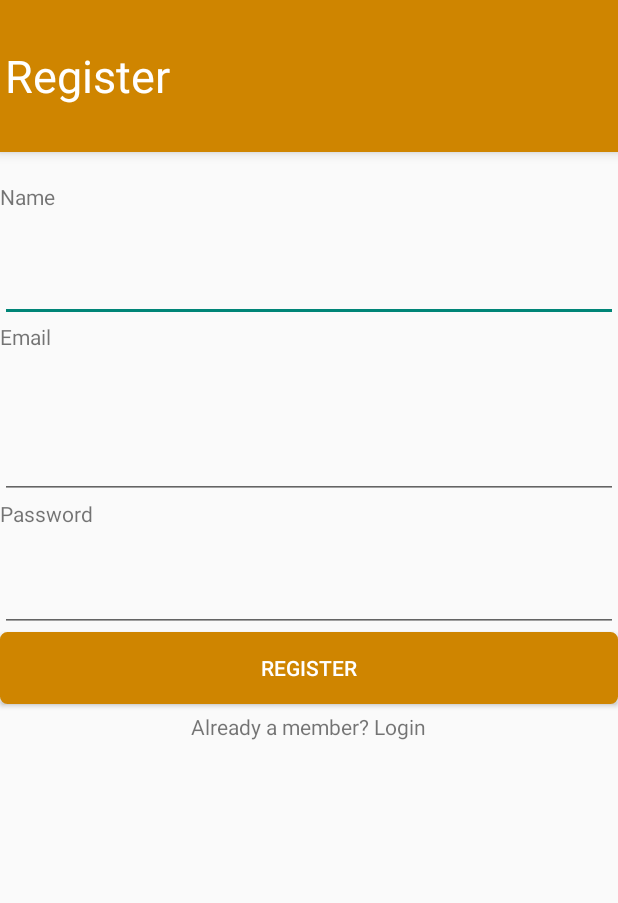
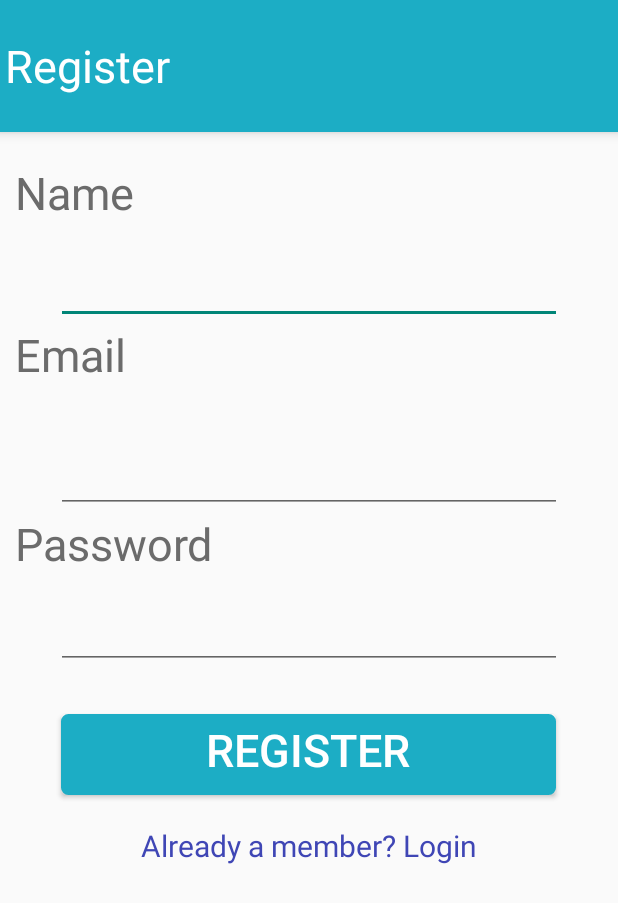
Before and after one commit to Pop-Circle/Personal-Assistant, an Android app: the Register screen opened directly, with no data from a screen before it, on a phone screen of 412 x 824 dp. Shown: the top 903 px of the screen. Run offline under Robolectric (Android 15) with nearby library versions, the phone set to English and light mode, and no system bars.

Commit message:
update Design

```diff
--- a/PersonalAssistant/app/src/main/res/drawable/custom_button.xml
+++ b/PersonalAssistant/app/src/main/res/drawable/custom_button.xml
@@ -5,12 +5,12 @@
     <item android:state_pressed="true" >
         <shape>
             <gradient
-                android:startColor="#cf8500"
-                android:endColor="#cf8500"
+                android:startColor="#1cadc5"
+                android:endColor="#1cadc5"
                 android:angle="270" />
             <stroke
                 android:width="3dp"
-                android:color="#cf8500" />
+                android:color="#1cadc5" />
             <corners
                 android:radius="3dp" />
             <padding
@@ -24,12 +24,12 @@
     <item android:state_focused="true" >
         <shape>
             <gradient
-                android:endColor="#cfa11c"
-                android:startColor="#cfa11c"
+                android:endColor="#1cadc5"
+                android:startColor="#1cadc5"
                 android:angle="270" />
             <stroke
                 android:width="3dp"
-                android:color="#cfa11c" />
+                android:color="#1cadc5" />
             <corners
                 android:radius="3dp" />
             <padding
@@ -43,12 +43,12 @@
     <item>
         <shape>
             <gradient
-                android:endColor="#cf8500"
-                android:startColor="#cf8500"
+                android:endColor="#1cadc5"
+                android:startColor="#1cadc5"
                 android:angle="270" />
             <stroke
                 android:width="3dp"
-                android:color="#cf8500" />
+                android:color="#1cadc5" />
             <corners
                 android:radius="3dp" />
             <padding
--- a/PersonalAssistant/app/src/main/res/layout/activity_edit_events.xml
+++ b/PersonalAssistant/app/src/main/res/layout/activity_edit_events.xml
@@ -75,7 +75,7 @@
                     android:textAppearance="?android:attr/textAppearanceMedium"
                     android:text="Event name:"
                     android:id="@+id/eventNameLabel"
-                    android:textColor="#010101"
+                    android:textColor="#6b6b6b"
                     android:paddingRight="20dp" />
 
                 <EditText
@@ -101,7 +101,7 @@
                     android:textAppearance="?android:attr/textAppearanceMedium"
                     android:text="Description:"
                     android:id="@+id/descriptionLabel"
-                    android:textColor="#010101"
+                    android:textColor="#6b6b6b"
                     android:paddingRight="20dp" />
 
 
@@ -132,7 +132,7 @@
                         android:textAppearance="?android:attr/textAppearanceMedium"
                         android:text="Reminder:"
                         android:id="@+id/reminderLabel"
-                        android:textColor="#010101"
+                        android:textColor="#6b6b6b"
                         android:paddingRight="20dp" />
 
                     <CheckBox
--- a/PersonalAssistant/app/src/main/res/layout/activity_register.xml
+++ b/PersonalAssistant/app/src/main/res/layout/activity_register.xml
@@ -9,7 +9,7 @@
         android:orientation="horizontal"
         android:layout_width="fill_parent"
         android:layout_height="48dp"
-        android:background="#cf8500"
+        android:background="#1cadc5"
         android:layout_alignParentRight="true"
         android:layout_alignParentEnd="true"
         android:gravity="center_vertical"
@@ -27,42 +27,53 @@
         android:layout_marginTop="20dp"
         android:text="Name"
         android:id="@+id/textName"
-        android:layout_weight="0.02" />
+        android:layout_weight="0.02"
+        android:textSize="30dp"
+        android:textColor="#6b6b6b"
+        android:paddingLeft="10dp" />
 
     <EditText
-        android:layout_width="match_parent"
+        android:layout_width="337dp"
         android:layout_height="wrap_content"
         android:inputType="textPersonName"
         android:ems="10"
         android:id="@+id/editName"
         android:layout_weight="0.04"
         android:focusable="true"
-        android:focusableInTouchMode="true" />
+        android:focusableInTouchMode="true"
+        android:layout_gravity="center_horizontal" />
 
     <TextView
         android:layout_width="wrap_content"
         android:layout_height="wrap_content"
         android:text="Email"
-        android:id="@+id/textView2" />
+        android:id="@+id/textView2"
+        android:textSize="30dp"
+        android:textColor="#6b6b6b"
+        android:paddingLeft="10dp" />
 
     <EditText
-        android:layout_width="match_parent"
+        android:layout_width="337dp"
         android:layout_height="wrap_content"
         android:inputType="textPersonName"
         android:ems="10"
         android:id="@+id/editEmail"
         android:layout_weight="0.11"
         android:focusable="true"
-        android:focusableInTouchMode="true" />
+        android:focusableInTouchMode="true"
+        android:layout_gravity="center_horizontal" />
 
     <TextView
         android:layout_width="wrap_content"
         android:layout_height="wrap_content"
         android:text="Password"
-        android:id="@+id/textPass" />
+        android:id="@+id/textPass"
+        android:textSize="30dp"
+        android:textColor="#6b6b6b"
+        android:paddingLeft="10dp" />
 
     <EditText
-        android:layout_width="match_parent"
+        android:layout_width="337dp"
         android:layout_height="wrap_content"
         android:ems="10"
         android:id="@+id/editPass"
@@ -74,16 +85,21 @@
         android:password="true"/>
 
     <Button
-        android:layout_width="match_parent"
+        android:layout_width="330dp"
         android:layout_height="wrap_content"
         android:text="Register"
         android:id="@+id/buttReg"
         android:layout_gravity="center_horizontal"
         android:background="@drawable/custom_button"
-        android:textColor="#ffffff"/>
+        android:textColor="#ffffff"
+        android:layout_marginTop="30dp"
+        android:textSize="30dp"
+        android:paddingTop="3dp"
+        android:elegantTextHeight="false"
+        android:elevation="15dp" />
 
     <TextView
-        android:layout_marginTop="5dp"
+        android:layout_marginTop="20dp"
         android:layout_width="wrap_content"
         android:layout_height="wrap_content"
         android:text="Already a member? Login"
@@ -91,6 +107,9 @@
         android:layout_gravity="center_horizontal"
         android:layout_weight="0.11"
         android:clickable="true"
-        android:gravity="left" />
+        android:gravity="left"
+        android:textIsSelectable="false"
+        android:textSize="20dp"
+        android:textColor="#3f46b5" />
 
 </LinearLayout>
--- a/PersonalAssistant/app/src/main/res/layout/personalize_device.xml
+++ b/PersonalAssistant/app/src/main/res/layout/personalize_device.xml
@@ -8,7 +8,7 @@
         android:orientation="horizontal"
         android:layout_width="fill_parent"
         android:layout_height="48dp"
-        android:background="#cf8500"
+        android:background="#1cadc5"
         android:layout_alignParentRight="true"
         android:layout_alignParentEnd="true"
         android:gravity="center_vertical"
```
Also changed, not shown: PersonalAssistant/app/src/main/res/layout/activity_agenda.xml (+5 -3 lines), PersonalAssistant/app/src/main/res/layout/activity_budget.xml (+19 -10 lines), PersonalAssistant/app/src/main/res/layout/activity_calendar.xml (+19 -1 lines), PersonalAssistant/app/src/main/res/layout/activity_login.xml (+29 -20 lines), PersonalAssistant/app/src/main/res/layout/fragment_add_events_activity.xml (+8 -5 lines), PersonalAssistant/app/src/main/res/layout/home.xml (+18 -2 lines).
